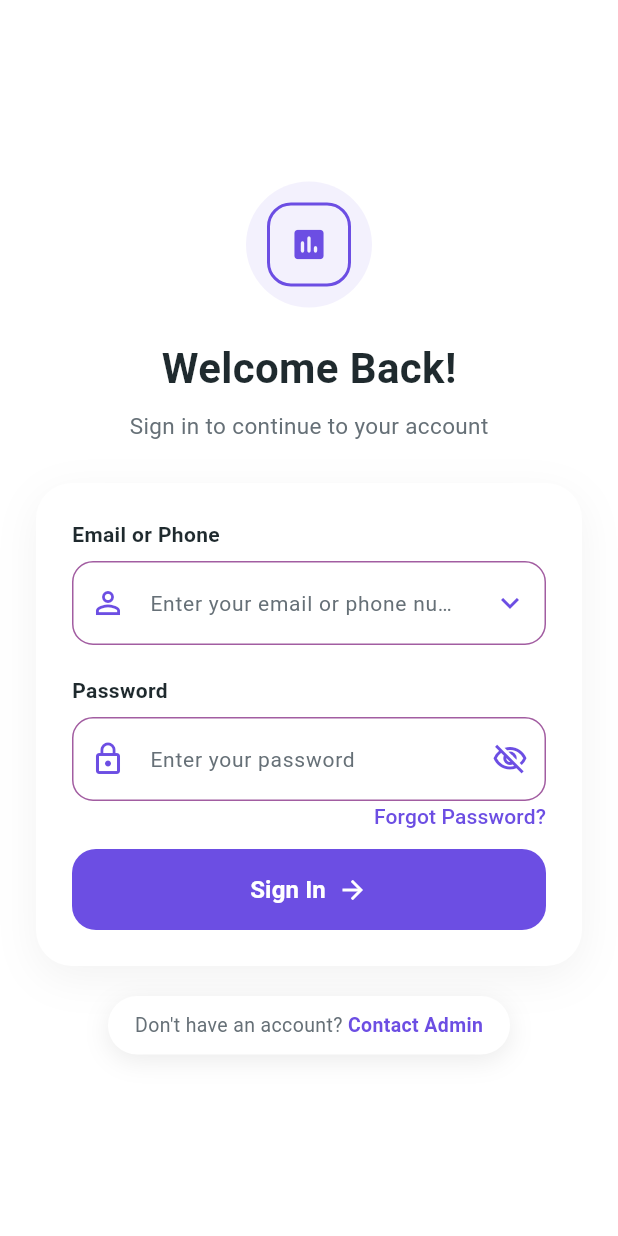
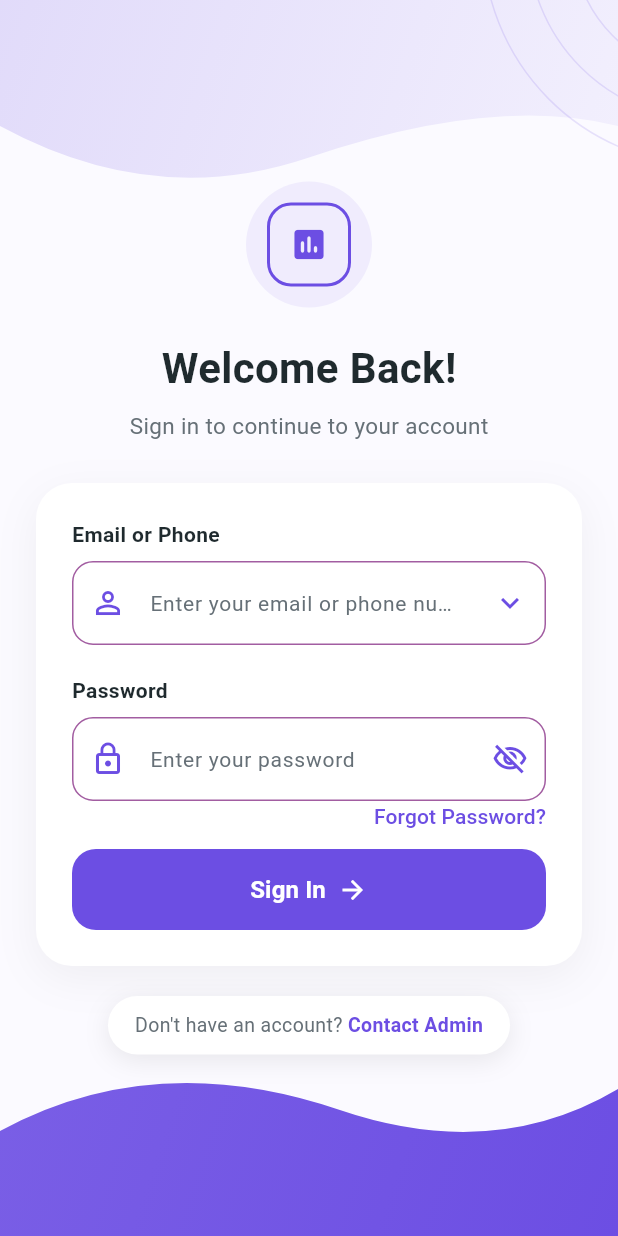
Before and after one commit to Sshinde77/CRM-Saas, a Flutter app: the screen it shows after launch, on a phone screen of 412 x 824 dp. Run offline on Flutter 3.47's test engine with Material 3 defaults, Android fonts, the phone set to English and light mode, and no system bars; our stand-ins replace image_picker; Roboto replaces fonts that are missing (Poppins).

Commit message:
error solved

```diff
--- a/lib/screens/auth/login_screen.dart
+++ b/lib/screens/auth/login_screen.dart
@@ -35,6 +35,7 @@ class _LoginScreenState extends State<LoginScreen> {
   static const Color greyText = AppColors.textSecondary;
   static const Color fieldBorder = AppColors.secondary;
   static const Color fieldFill = AppColors.primary;
+  static const double _bottomWaveHeight = 140;
 
   // Update these to match your own demo/test accounts.
   static const List<_DemoRole> _demoRoles = [
@@ -97,7 +98,7 @@ class _LoginScreenState extends State<LoginScreen> {
   @override
   Widget build(BuildContext context) {
     return Scaffold(
-      backgroundColor: AppColors.background,
+      backgroundColor: const Color(0xFFFBFAFF),
       body: GestureDetector(
         // Tapping outside the email field closes the role dropdown.
         onTap: () {
@@ -106,11 +107,63 @@ class _LoginScreenState extends State<LoginScreen> {
             _emailFocusNode.unfocus();
           }
         },
-        child: SafeArea(
+        child: Stack(
+          children: [
+            // Top-right faint concentric circles
+            const Positioned(
+              top: -40,
+              right: -60,
+              child: _ConcentricCircles(),
+            ),
+
+            // Top-left soft purple wave
+            Positioned(
+              top: 0,
+              left: 0,
+              right: 0,
+              child: ClipPath(
+                clipper: _TopWaveClipper(),
+                child: Container(
+                  height: 140,
+                  decoration: BoxDecoration(
+                    gradient: LinearGradient(
+                      begin: Alignment.topLeft,
+                      end: Alignment.bottomRight,
+                      colors: [
+                        primaryPurple.withValues(alpha: 0.18),
+                        primaryPurple.withValues(alpha: 0.06),
+                      ],
+                    ),
+                  ),
+                ),
+              ),
+            ),
+
+            // Bottom purple wave
+            Positioned(
+              bottom: 0,
+              left: 0,
+              right: 0,
+              child: ClipPath(
+                clipper: _BottomWaveClipper(),
+                child: Container(
+                  height: _bottomWaveHeight,
+                  decoration: BoxDecoration(
+                    gradient: LinearGradient(
+                      begin: Alignment.topLeft,
+                      end: Alignment.bottomRight,
+                      colors: [
+                        primaryPurple.withValues(alpha: 0.9),
+                        primaryPurple,
+                      ],
+                    ),
+                  ),
+                ),
+              ),
+            ),
+            SafeArea(
               bottom: false,
               child: LayoutBuilder(
-            // Top-right faint concentric circles
-
                 builder: (context, constraints) {
                   final content = Padding(
                     padding: const EdgeInsets.fromLTRB(24, 24, 24, 24),
@@ -385,6 +438,8 @@ class _LoginScreenState extends State<LoginScreen> {
                 },
               ),
             ),
+          ],
+        ),
       ),
     );
   }
@@ -506,3 +561,96 @@ class _LoginScreenState extends State<LoginScreen> {
     );
   }
 }
+
+class _TopWaveClipper extends CustomClipper<Path> {
+  @override
+  Path getClip(Size size) {
+    final path = Path();
+
+    path.lineTo(0, size.height * 0.6);
+    path.quadraticBezierTo(
+      size.width * 0.25,
+      size.height,
+      size.width * 0.5,
+      size.height * 0.75,
+    );
+    path.quadraticBezierTo(
+      size.width * 0.8,
+      size.height * 0.45,
+      size.width,
+      size.height * 0.6,
+    );
+    path.lineTo(size.width, 0);
+    path.close();
+
+    return path;
+  }
+
+  @override
+  bool shouldReclip(CustomClipper<Path> oldClipper) => false;
+}
+
+class _BottomWaveClipper extends CustomClipper<Path> {
+  @override
+  Path getClip(Size size) {
+    final path = Path();
+
+    path.moveTo(0, size.height * 0.5);
+    path.quadraticBezierTo(
+      size.width * 0.25,
+      size.height * 0.1,
+      size.width * 0.55,
+      size.height * 0.4,
+    );
+    path.quadraticBezierTo(
+      size.width * 0.8,
+      size.height * 0.65,
+      size.width,
+      size.height * 0.3,
+    );
+    path.lineTo(size.width, size.height);
+    path.lineTo(0, size.height);
+    path.close();
+
+    return path;
+  }
+
+  @override
+  bool shouldReclip(CustomClipper<Path> oldClipper) => false;
+}
+
+class _ConcentricCircles extends StatelessWidget {
+  const _ConcentricCircles();
+
+  @override
+  Widget build(BuildContext context) {
+    return const SizedBox(
+      width: 220,
+      height: 220,
+      child: CustomPaint(
+        painter: _CirclesPainter(),
+      ),
+    );
+  }
+}
+
+class _CirclesPainter extends CustomPainter {
+  const _CirclesPainter();
+
+  @override
+  void paint(Canvas canvas, Size size) {
+    final paint = Paint()
+      ..style = PaintingStyle.stroke
+      ..strokeWidth = 1
+      ..color = const Color(0xFF6C4EE3).withValues(alpha: 0.15);
+
+    final center = Offset(size.width, 0);
+
+    for (var i = 1; i <= 5; i++) {
+      canvas.drawCircle(center, i * 30.0, paint);
+    }
+  }
+
+  @override
+  bool shouldRepaint(CustomPainter oldDelegate) => false;
+}
--- a/lib/widgets/admin_top_bar.dart
+++ b/lib/widgets/admin_top_bar.dart
@@ -47,8 +47,6 @@ class AdminTopBar extends StatelessWidget {
               ),
             ),
           ),
-          const Icon(Icons.search, color: AppColors.textPrimary, size: 30),
-          const SizedBox(width: 16),
           Stack(
             clipBehavior: Clip.none,
             children: [
```
Also changed, not shown: lib/screens/dashboard/admin_dashboard_screen.dart (+34 -1 lines), lib/widgets/soft_action_button.dart (added, +45 -0 lines). Lines whose indentation alone changed are shown as unchanged.
